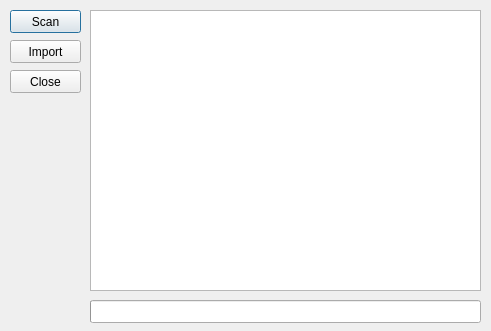
SeanStencil/SaveTitan, file import_profile.ui: the form before one commit.
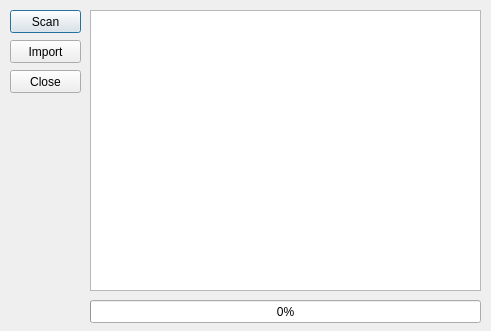
The form after the commit.

Commit message: Import profile improvements. Experimenting with window centering code

Diff of the .ui file:
```diff
--- a/import_profile.ui
+++ b/import_profile.ui
@@ -93,7 +93,7 @@
     <number>0</number>
    </property>
    <property name="textVisible">
-    <bool>false</bool>
+    <bool>true</bool>
    </property>
   </widget>
  </widget>
```
The commit also changes 1 other file.
